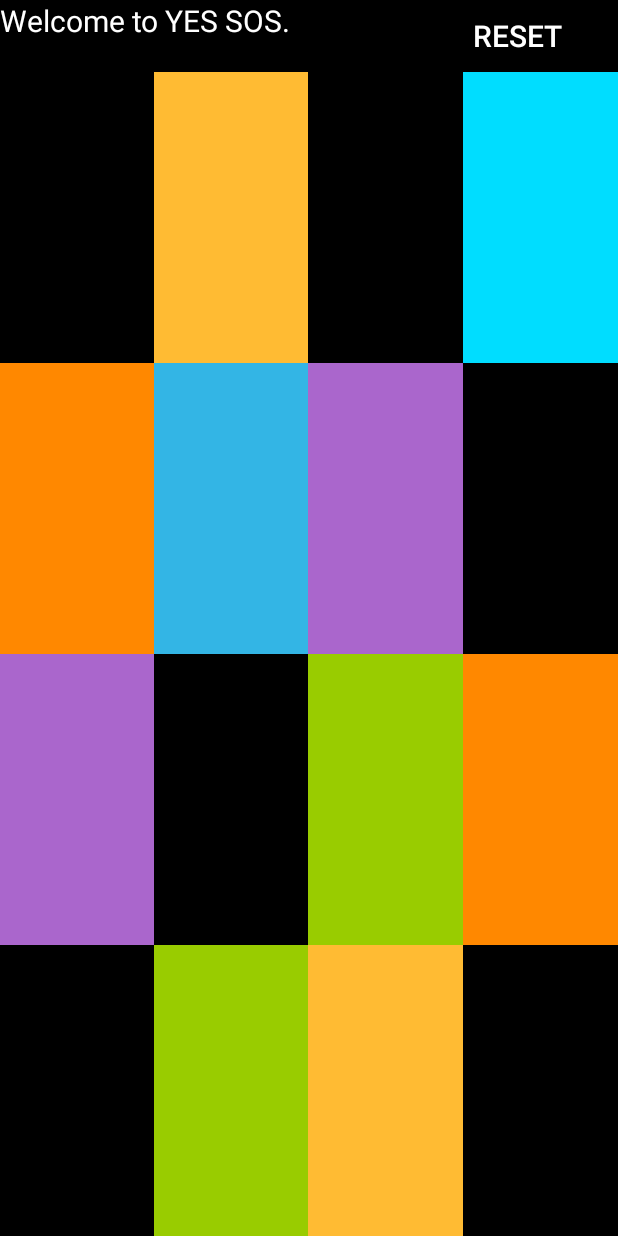
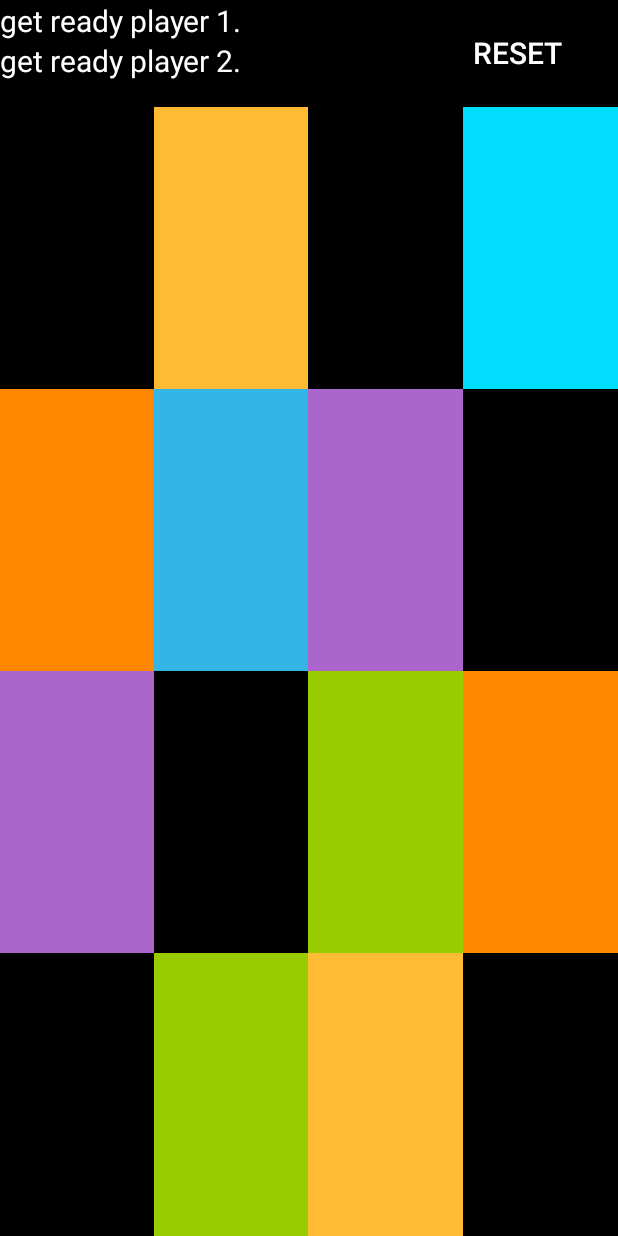
Before and after one commit to logicalpermission7/TicTacTwo, an Android app: the SosActivity screen opened directly, with no data from a screen before it, on a phone screen of 412 x 824 dp. Run offline under Robolectric (Android 15) with nearby library versions, the phone set to English and light mode, and no system bars.

Commit message:
Merge branch 'master' of https://github.com/logicalpermission7/TicTacTwo
# Conflicts:
#	app/src/main/AndroidManifest.xml
#	app/src/main/java/com/example/tictactwo/SosActivity.java

```diff
--- a/app/src/main/res/layout/sos_game.xml
+++ b/app/src/main/res/layout/sos_game.xml
@@ -7,16 +7,28 @@
 
     <RelativeLayout
         android:layout_width="match_parent"
-        android:layout_height="wrap_content">
+        android:layout_height="71dp">
 
         <TextView
             android:id="@+id/text_view_p1"
             android:layout_width="wrap_content"
             android:layout_height="wrap_content"
-            android:text="Welcome to YES SOS."
+            android:freezesText="true"
+            android:text="get ready player 1."
             android:textColor="#ffffff"
-            android:textSize="20sp"
-            android:freezesText="true"/>
+            android:textSize="20sp" />
+
+
+        <TextView
+            android:id="@+id/text_view_p2"
+            android:layout_width="wrap_content"
+            android:layout_height="wrap_content"
+            android:layout_alignParentBottom="true"
+            android:layout_marginBottom="17dp"
+            android:freezesText="true"
+            android:text="get ready player 2."
+            android:textColor="#ffffff"
+            android:textSize="20sp" />
 
 
         <Button
@@ -29,9 +41,9 @@
             android:layout_marginEnd="23dp"
             android:layout_marginRight="23dp"
             android:background="#000000"
+            android:text="RESET"
             android:textColor="#ffffff"
-            android:textSize="20sp"
-            android:text="RESET" />
+            android:textSize="20sp" />
     </RelativeLayout>
 
     <LinearLayout
--- a/app/src/main/res/values/colors.xml
+++ b/app/src/main/res/values/colors.xml
@@ -5,7 +5,7 @@
     <color name="colorAccent">#070001</color>
 
 
-    <color name="buttonPressed">#ffffff</color>
+    <color name="buttonPressed">#FFFFFF</color>
     <color name="buttonNotPressed">#008577</color>
 
 </resources>
```
Also changed, not shown: app/src/main/java/com/example/tictactwo/MisereActivity.java (+4 -4 lines), app/src/main/java/com/example/tictactwo/SosActivity.java (+70 -22 lines), app/src/main/res/layout/misere_game.xml (+31 -28 lines).
